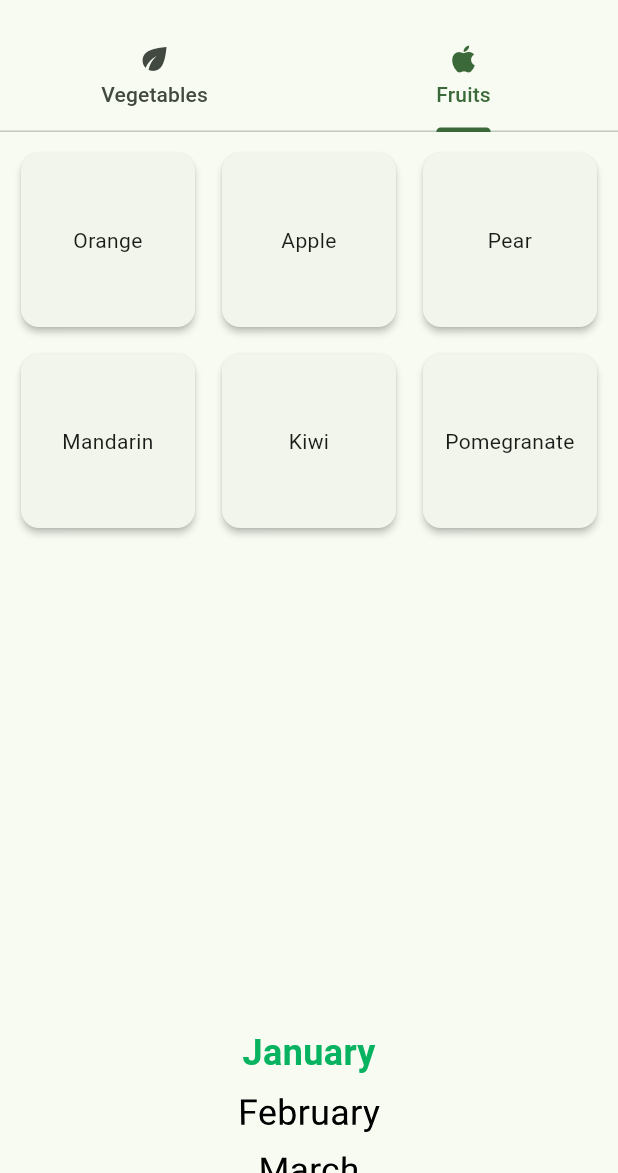
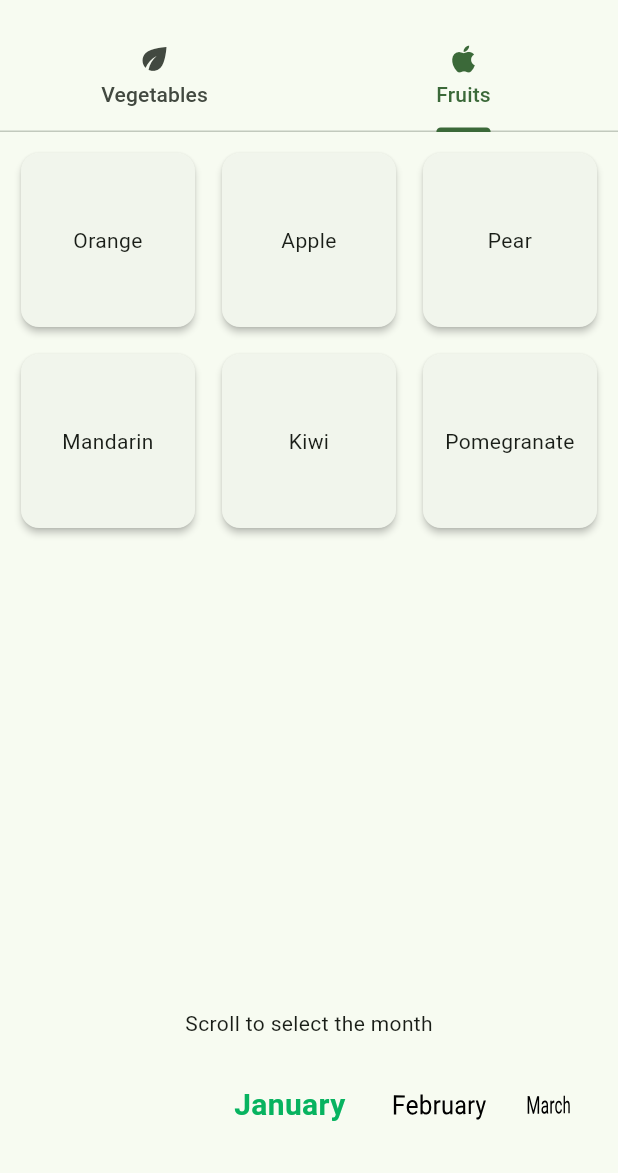
Before and after one commit to damianobacci/social_recipes, a Flutter app: the screen it shows after launch, tab 2 chosen, on a phone screen of 412 x 824 dp, the part 63-1236 px from its top. Run offline on Flutter 3.47's test engine with Material 3 defaults, Android fonts, the light colour scheme and no system bars; our stand-ins replace multi_dropdown.

Commit message:
Horizontal scroll view for months

```diff
--- /dev/null
+++ b/lib/models/categories.dart
@@ -0,0 +1,6 @@
+const List<String> categories = [
+  'Starters',
+  'First courses',
+  'Second courses',
+  'Side dishes'
+];
--- a/lib/screens/homepage.dart
+++ b/lib/screens/homepage.dart
@@ -49,39 +49,37 @@ class _HomePageState extends State<HomePage> {
                 ],
               ),
             ),
+            const Text("Scroll to select the month"),
             SizedBox(
-              height: 160,
-              child: ListWheelScrollView.useDelegate(
-                itemExtent: 40,
-                magnification: 10.0,
-                diameterRatio: 5,
+              height: 90,
+              child: RotatedBox(
+                quarterTurns: -1,
+                child: ListWheelScrollView(
+                  controller: FixedExtentScrollController(initialItem: 50),
+                  itemExtent: 100.0,
                   onSelectedItemChanged: (index) {
                     setState(() {
                       selectedMonthIndex = index;
                     });
                   },
-                physics: const BouncingScrollPhysics(),
-                childDelegate: ListWheelChildBuilderDelegate(
-                  builder: (context, index) {
-                    final isSelected = index == selectedMonthIndex;
-                    return Center(
-                      child: Text(
-                        months[index],
+                  children: List.generate(
+                    12,
+                    (index) => RotatedBox(
+                      quarterTurns: 1,
+                      child: Text(months[index],
                           style: TextStyle(
-                          fontSize: 24,
-                          color: isSelected
+                              fontSize: selectedMonthIndex == index ? 20 : 18,
+                              fontWeight: selectedMonthIndex == index
+                                  ? FontWeight.bold
+                                  : FontWeight.normal,
+                              color: selectedMonthIndex == index
                                   ? const Color.fromARGB(255, 7, 179, 96)
-                              : Colors.black,
-                          fontWeight:
-                              isSelected ? FontWeight.bold : FontWeight.normal,
-                        ),
-                      ),
-                    );
-                  },
-                  childCount: months.length,
+                                  : Colors.black)),
                     ),
                   ),
                 ),
+              ),
+            )
           ],
         ),
       ),
--- a/pubspec.yaml
+++ b/pubspec.yaml
@@ -30,9 +30,8 @@ environment:
 dependencies:
   flutter:
     sdk: flutter
-  sqflite: ^2.0.0+3
-  path: ^1.8.0
   multi_dropdown: ^2.1.4
+  fluttertoast: ^8.2.6
 
   # The following adds the Cupertino Icons font to your application.
   # Use with the CupertinoIcons class for iOS style icons.
```
Also changed, not shown: lib/screens/add_product.dart (+13 -7 lines), pubspec.lock, 1 other file. Lines whose indentation alone changed are shown as unchanged.
